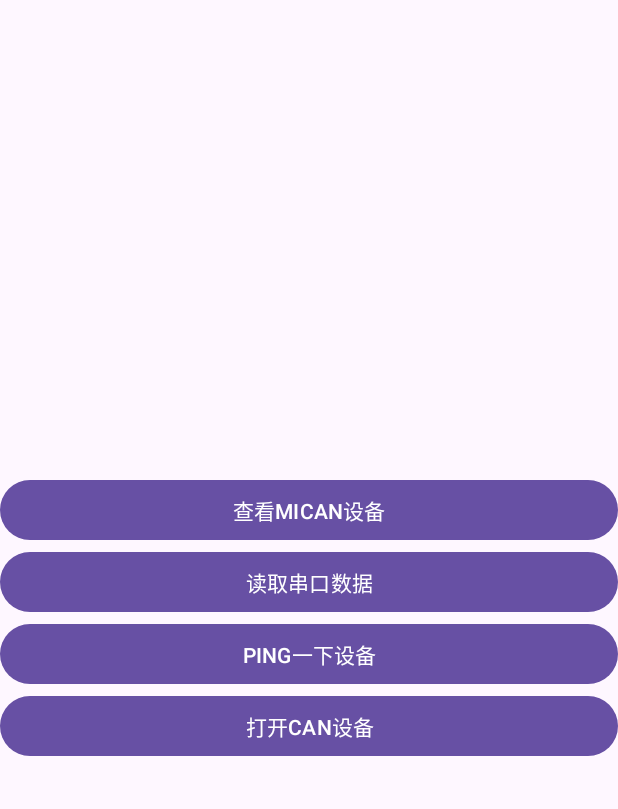
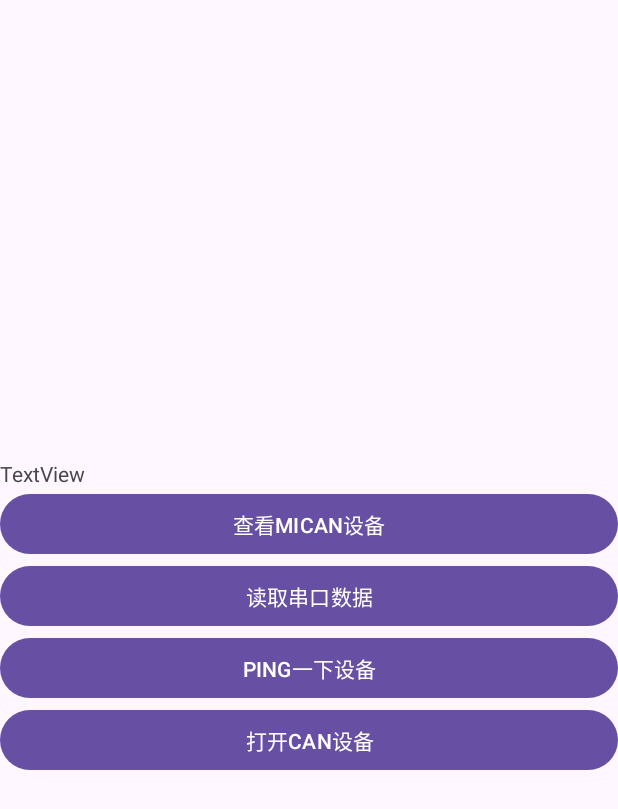
Before and after one commit to Jay-Chou118/12345iacuhs, an Android app: the screen it shows after launch (MainActivity), on a phone screen of 412 x 824 dp. Shown: the top 809 px of the screen. Run offline under Robolectric (Android 15) with nearby library versions, the phone set to English and light mode, and no system bars; libraries missing offline, so code that uses them is left out: com.hoho.android; 2 statements that could not run were skipped.

Commit message:
新增jni模块

```diff
--- a/app/src/main/java/com/example/testcdc/MainActivity.java
+++ b/app/src/main/java/com/example/testcdc/MainActivity.java
@@ -22,8 +22,13 @@ import java.util.List;
 import java.util.concurrent.LinkedBlockingQueue;
 import java.util.zip.CRC32;
 import android.os.Process;
+import android.widget.TextView;
 
 public class MainActivity extends AppCompatActivity {
+
+    static {
+        System.loadLibrary("MyLibrary");
+    }
 
     public enum PARSE_SER_BUFFER_STATE {
         PARSE_HEAD_PHASE1,                    ///<解析函数接收帧头HEAD_FLAG_1状态
@@ -431,6 +436,8 @@ public class MainActivity extends AppCompatActivity {
         EdgeToEdge.enable(this);
         setContentView(R.layout.activity_main);
 
+
+
         findViewById(R.id.button).setOnClickListener(new View.OnClickListener() {
             @Override
             public void onClick(View v) {
@@ -576,9 +583,14 @@ public class MainActivity extends AppCompatActivity {
             }
         });
 
+        TextView textView = findViewById(R.id.textView);
+        textView.setText(stringFromJNI());
+
 
 
     }
 
+    public native String stringFromJNI();
+
 
 }
--- a/app/src/main/res/layout/activity_main.xml
+++ b/app/src/main/res/layout/activity_main.xml
@@ -14,6 +14,12 @@
         android:orientation="vertical"
         android:gravity="center">
 
+
+        <TextView
+            android:id="@+id/textView"
+            android:layout_width="match_parent"
+            android:layout_height="wrap_content"
+            android:text="TextView" />
 
         <Button
             android:id="@+id/button"
@@ -38,5 +44,6 @@
             android:layout_width="match_parent"
             android:layout_height="wrap_content"
             android:text="打开CAN设备" />
+
     </LinearLayout>
 </androidx.constraintlayout.widget.ConstraintLayout>
```
Also changed, not shown: app/build.gradle (+15 -0 lines), 3 other files.
